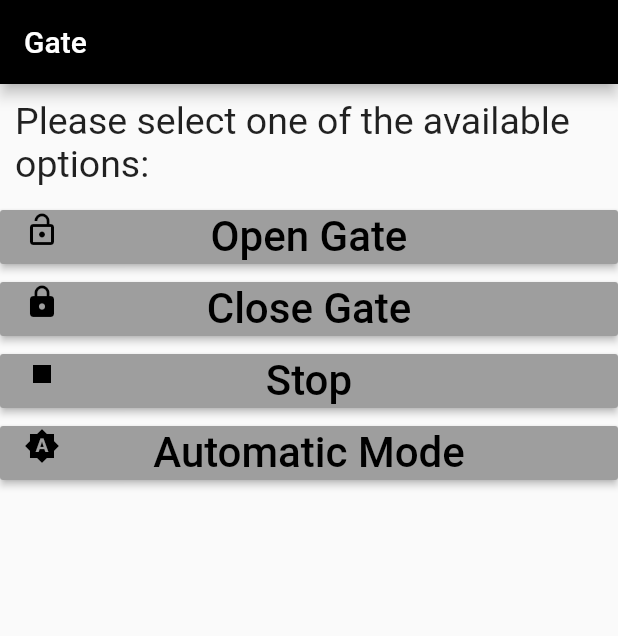
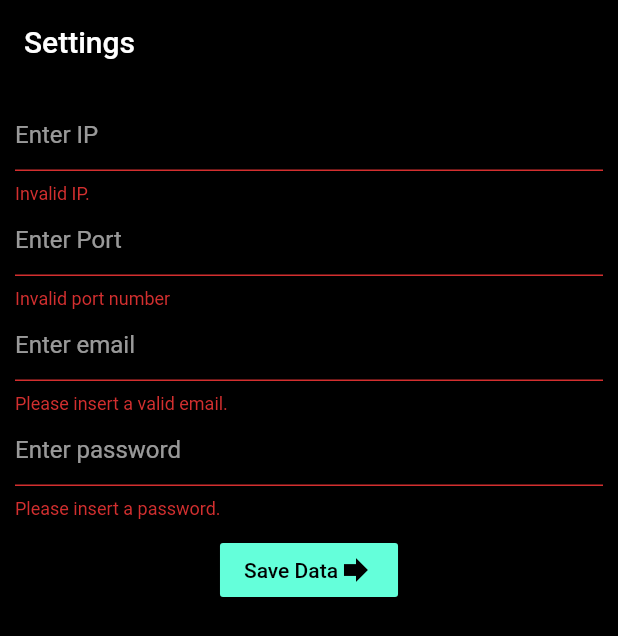
Before and after one commit to cristinagape/SI_FlutterApp, a Flutter app: the screen it shows after launch, on a phone screen of 412 x 824 dp. Shown: the top 636 px of the screen. Run offline on Flutter 3.47's test engine with Material 2 defaults, Android fonts, the phone set to English and light mode, and no system bars; our stand-ins replace shared_preferences; statements that could not run were skipped.

Commit message:
2 activities

```diff
--- a/lib/main.dart
+++ b/lib/main.dart
@@ -1,171 +1,210 @@
 import 'package:flutter/material.dart';
+import 'package:shared_preferences/shared_preferences.dart';
 
-void main() => runApp(MyApp());
+import 'package:gate_test/home.dart';
+
+void main() => runApp(new MyApp());
+
+Future<SharedPreferences> sharedPreferences;
 
 class MyApp extends StatelessWidget {
-  // This widget is the root of your application.
   @override
   Widget build(BuildContext context) {
-    return MaterialApp(
-      title: 'Flutter Demo',
-      theme: ThemeData(
-        // This is the theme of your application.
-        //
-        // Try running your application with "flutter run". You'll see the
-        // application has a blue toolbar. Then, without quitting the app, try
-        // changing the primarySwatch below to Colors.green and then invoke
-        // "hot reload" (press "r" in the console where you ran "flutter run",
-        // or simply save your changes to "hot reload" in a Flutter IDE).
-        // Notice that the counter didn't reset back to zero; the application
-        // is not restarted.
-        primarySwatch: Colors.blue,
-      ),
-      home: MyHomePage(title: 'Flutter Demo Home Page'),
+    if(sharedPreferences == null) {
+      sharedPreferences = SharedPreferences.getInstance();
+    }
+
+    return new MaterialApp(
+      theme: new ThemeData(primarySwatch: Colors.blue),
+      home: new LoginPage(),
     );
   }
 }
 
-class MyHomePage extends StatefulWidget {
-  MyHomePage({Key key, this.title}) : super(key: key);
+class LoginPage extends StatefulWidget {
+  @override
+  State createState() => new LoginPageState();
+}
 
-  // This widget is the home page of your application. It is stateful, meaning
-  // that it has a State object (defined below) that contains fields that affect
-  // how it looks.
+class LoginPageState extends State<LoginPage> {
+  final GlobalKey<FormState> _formKey = GlobalKey<FormState>();
 
-  // This class is the configuration for the state. It holds the values (in this
-  // case the title) provided by the parent (in this case the App widget) and
-  // used by the build method of the State. Fields in a Widget subclass are
-  // always marked "final".
-
-  final String title;
+  TextEditingController _email, _password, _ip, _port;
 
   @override
-  _MyHomePageState createState() => _MyHomePageState();
-}
+  void initState() {
+    // TODO: implement initState
+    super.initState();
 
-class _MyHomePageState extends State<MyHomePage> {
+    _email = new TextEditingController();
+    _port = new TextEditingController();
+    _ip = new TextEditingController();
+    _password = new TextEditingController();
 
-  Widget buttonDisplay = Container(
-      //width: MediaQuery.of(context).size.width,
-    child: Column(
-        mainAxisAlignment: MainAxisAlignment.spaceBetween,
-        children: <Widget>[
-          new RaisedButton(
-            textColor: Colors.black,
-            color: Colors.grey,
-            onPressed: () => {},
-            child: Stack(
+
+    sharedPreferences.then((prefs) {
+
+      this.initialPopulate(prefs);
+    });
+  }
+
+  @override
+  Widget build(BuildContext context) {
+    RegExp regExpEmail = new RegExp(
+      r"^[a-zA-Z0-9.]+@[a-zA-Z0-9]+\.+com",
+      multiLine: false,
+    );
+    RegExp regExpIp = new RegExp(
+      r"^((25[0-5]|2[0-4][0-9]|[01]?[0-9][0-9]?)\.){3}(25[0-5]|2[0-4][0-9]|[01]?[0-9][0-9]?)$",
+      multiLine: false,
+    );
+    RegExp regExpPort = new RegExp(
+      r"((^[0-9]|[1-8][0-9]|9[0-9]|[1-8][0-9]{2}|9[0-8][0-9]|99[0-9]|[1-8][0-9]{3}|9[0-8][0-9]{2}|99[0-8][0-9]|999[0-9]|[1-5][0-9]{4}|6[0-4][0-9]{3}|65[0-4][0-9]{2}|655[0-2][0-9]|6553[0-5]$))",
+      multiLine: false,
+    );
+    return new Scaffold(
+      appBar: AppBar(
+        title: Text('Settings'),
+        backgroundColor: Colors.black54,
+      ),
+      backgroundColor: Colors.black,
+      body: Form(
+        child: Column(children: <Widget>[
+          new Theme(
+            data: new ThemeData(
+                brightness: Brightness.dark,
+                inputDecorationTheme: new InputDecorationTheme(
+                    labelStyle: new TextStyle(
+                        color: Colors.tealAccent, fontSize: 10.0))),
+            child: new Column(
+              mainAxisAlignment: MainAxisAlignment.center,
               children: <Widget>[
-                Align(
-                    alignment: Alignment.centerLeft,
-                    child: Icon(Icons.lock_open)
-                ),
-                Align(
-                    alignment: Alignment.center,
-                    child: Text(
-                      "Open Gate",
-                      textAlign: TextAlign.right,
-                      textScaleFactor: 2.0,
-                    )
+                new Container(
+                  padding: const EdgeInsets.all(10.0),
+                  child: new Form(
+                    key: _formKey,
+                    autovalidate: true,
+                    child: new Column(
+                        mainAxisAlignment: MainAxisAlignment.center,
+                        children: <Widget>[
+                          new TextFormField(
+                            validator: (input) {
+                              if ((regExpIp.hasMatch(input)) == false) {
+                                return "Invalid IP.";
+                              }
+                            },
+                            controller: _ip,
+                            decoration: new InputDecoration(
+                              hintText: "Enter IP",
+                            ),
+                            keyboardType: TextInputType.text,
+                          ),
+                          new TextFormField(
+                            validator: (input) {
+                              if (input.isEmpty) {
+                                // return 'Please insert your port number. ( ex 304)';
+                              }
+                              if (regExpPort.hasMatch(input) == false) {
+                                return "Invalid port number";
+                              }
+                            },
+                            controller: _port,
+                            decoration: new InputDecoration(
+                              hintText: "Enter Port",
+                            ),
+                            keyboardType: TextInputType.number,
+                          ),
+                          new TextFormField(
+                            validator: (input) {
+                              if ((regExpEmail.hasMatch(input)) == false) {
+                                return "Please insert a valid email.";
+                              }
+                            },
+                            controller: _email,
+                            decoration: new InputDecoration(
+                              hintText: "Enter email",
+                            ),
+                            keyboardType: TextInputType.emailAddress,
+                          ),
+                          new TextFormField(
+                            validator: (input) {
+                              if (input.isEmpty) {
+                                return 'Please insert a password.';
+                              }
+                              if (input.length < 6) {
+                                return 'Password must have at least 6 letters.';
+                              }
+                            },
+                            decoration: new InputDecoration(
+                              hintText: "Enter password",
+                            ),
+                            keyboardType: TextInputType.numberWithOptions(),
+                            obscureText: true,
+                            controller: _password,
+                          ),
+                          new Padding(
+                            padding: const EdgeInsets.only(top: 10.0),
+                          ),
+                          new RaisedButton(
+                            color: Colors.tealAccent,
+                            textColor: Colors.black,
+                            // padding:EdgeInsets.all(10.0),
+                            onPressed: signIn,
+                            splashColor: Colors.teal,
+                            child: new Row(
+                              mainAxisAlignment: MainAxisAlignment.center,
+                              mainAxisSize: MainAxisSize.min,
+                              children: <Widget>[
+                                new Text('Save Data'),
+                                new Icon(Icons.forward)
+                              ],
+                            ),
+                          ),
+                        ]),
+                  ),
                 )
               ],
             ),
           ),
-          new RaisedButton(
-            textColor: Colors.black,
-            color: Colors.grey,
-            onPressed: () => {},
-            child: Stack(
-              children: <Widget>[
-                Align(
-                    alignment: Alignment.centerLeft,
-                    child: Icon(Icons.lock)
-                ),
-                Align(
-                    alignment: Alignment.center,
-                    child: Text(
-                      "Close Gate",
-                      textAlign: TextAlign.right,
-                      textScaleFactor: 2.0,
-                    )
-                )
-              ],
-            ),
-          ),
-          new RaisedButton(
-            textColor: Colors.black,
-            color: Colors.grey,
-            onPressed: () => {},
-            child: Stack(
-              children: <Widget>[
-                Align(
-                    alignment: Alignment.centerLeft,
-                    child: Icon(Icons.stop)
-                ),
-                Align(
-                    alignment: Alignment.center,
-                    child: Text(
-                      "Stop",
-                      textAlign: TextAlign.right,
-                      textScaleFactor: 2.0,
-                    )
-                )
-              ],
-            ),
-          ),
-          new RaisedButton(
-            textColor: Colors.black,
-            color: Colors.grey,
-            onPressed: () => {},
-            child: Stack(
-              children: <Widget>[
-                Align(
-                    alignment: Alignment.centerLeft,
-                    child: Icon(Icons.brightness_auto)
-                ),
-                Align(
-                    alignment: Alignment.center,
-                    child: Text(
-                      "Automatic Mode",
-                      textAlign: TextAlign.right,
-                      textScaleFactor: 2.0,
-                    )
-                )
-              ],
-            ),
-          ),
-        ]
-    )
-
-    ,
-
-  );
-
-  @override
-  Widget build(BuildContext context) {
-    // This method is rerun every time setState is called, for instance as done
-    // by the _incrementCounter method above.
-    //
-    // The Flutter framework has been optimized to make rerunning build methods
-    // fast, so that you can just rebuild anything that needs updating rather
-    // than having to individually change instances of widgets.
-    return Scaffold(
-        appBar: AppBar(
-          backgroundColor: Colors.black,
-          title: Text('Gate'),
-        ),
-        body: ListView(
-            children: <Widget>[
-                Padding(
-                  padding: const EdgeInsets.all(10.0),
-                  child: Text(
-                    "Please select one of the available options:",
-                    style: TextStyle(fontSize: 25.0),
-                  ),
-                ),
-            buttonDisplay,
-            ]
-        )
+        ]),
+      ),
     );
   }
+
+  Future<void> signIn() async {
+    if (_formKey.currentState.validate()) {
+      this.saveToSharedPreferences();
+
+      if (_email.toString().isNotEmpty &&
+          _password.toString().isNotEmpty &&
+          _port.toString().isNotEmpty &&
+          _ip.toString().isNotEmpty) {
+        Navigator.push(
+            context, MaterialPageRoute(builder: (context) => Home()));
+      }
+    }
+  }
+
+  void initialPopulate(SharedPreferences prefs) async {
+    setState(() {
+      _email.text = prefs?.getString('email');
+      _port.text = prefs?.getString('port');
+      _ip.text = prefs?.getString('ip');
+      _password.text = prefs?.getString('password');
+    });
+
+    signIn();
+  }
+
+  /// ----------------------------------------------------------
+  /// Metoda care imi salveaza email, ip, port si password
+  /// ----------------------------------------------------------
+
+  void saveToSharedPreferences() async {
+    SharedPreferences prefs = await SharedPreferences.getInstance();
+    await prefs.setString('email', _email.text); //save
+    await prefs.setString('port', _port.text);
+    await prefs.setString('ip', _ip.text);
+    await prefs.setString('password', _password.text);
+  }
 }
--- a/pubspec.yaml
+++ b/pubspec.yaml
@@ -23,6 +23,8 @@ dependencies:
   # The following adds the Cupertino Icons font to your application.
   # Use with the CupertinoIcons class for iOS style icons.
   cupertino_icons: ^0.1.2
+  shared_preferences: ^0.5.2
+  http: 0.12.0+2
 
 dev_dependencies:
   flutter_test:
```
Also changed, not shown: lib/home.dart (added, +153 -0 lines), pubspec.lock, 1 other file.
